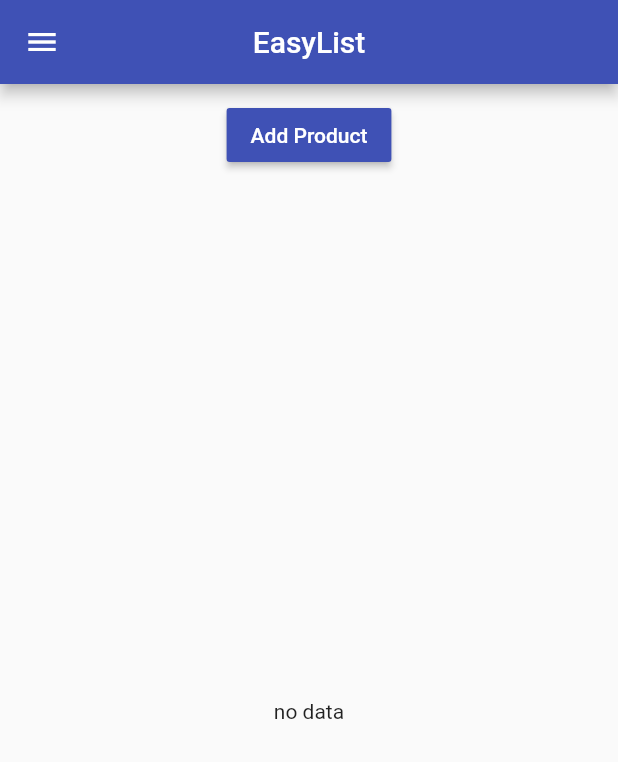
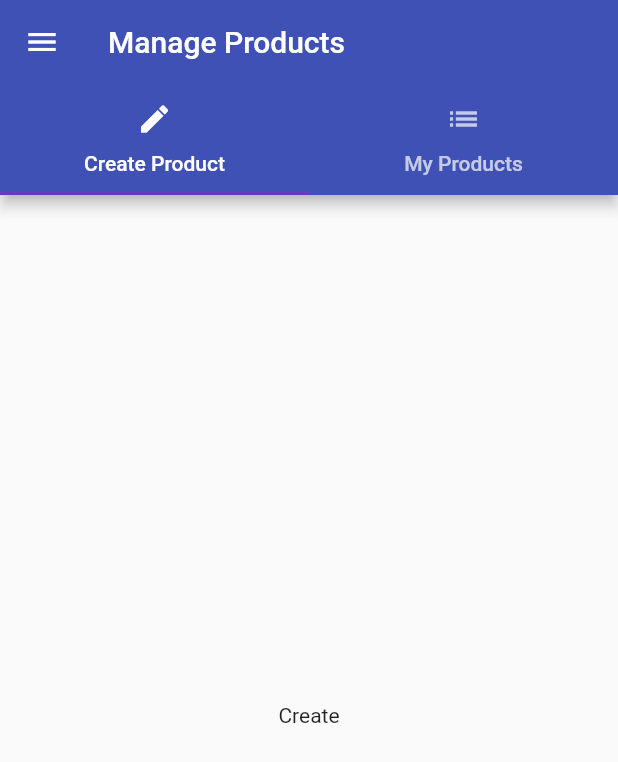
Before and after one commit to power19942/flutter-max-course, a Flutter app: the screen it shows after launch, after a tap on "Login", on a phone screen of 412 x 824 dp. Shown: the top 762 px of the screen. Run offline on Flutter 3.47's test engine with Material 2 defaults, Android fonts, the phone set to English and light mode, and no system bars.

Commit message:
add tabs

```diff
--- a/lib/pages/auth.dart
+++ b/lib/pages/auth.dart
@@ -1,4 +1,5 @@
 import 'package:flutter/material.dart';
+import 'package:max_app/pages/product_admin.dart';
 import 'package:max_app/pages/products.dart';
 import 'package:max_app/product_manager.dart';
 
@@ -13,7 +14,7 @@ class AuthPage extends StatelessWidget{
         child: Text("Login"),
         onPressed: (){
           Navigator.pushReplacement(context, MaterialPageRoute(builder: (BuildContext context){
-            return ProductsPage();
+            return ProductsAdminPage();
           }));
         },
       ),),
--- /dev/null
+++ b/lib/pages/product_admin.dart
@@ -0,0 +1,53 @@
+import 'package:flutter/material.dart';
+
+import './products.dart';
+import './product_create.dart';
+import './product_list.dart';
+
+class ProductsAdminPage extends StatelessWidget {
+  @override
+  Widget build(BuildContext context) {
+    return DefaultTabController(
+      length: 2,
+      child: Scaffold(
+        drawer: Drawer(
+          child: Column(
+            children: <Widget>[
+              AppBar(
+                automaticallyImplyLeading: false,
+                title: Text('Choose'),
+              ),
+              ListTile(
+                title: Text('All Products'),
+                onTap: () {
+                  Navigator.pushReplacement(
+                      context,
+                      MaterialPageRoute(
+                          builder: (BuildContext context) => ProductsPage()));
+                },
+              )
+            ],
+          ),
+        ),
+        appBar: AppBar(
+          title: Text('Manage Products'),
+          bottom: TabBar(
+            tabs: <Widget>[
+              Tab(
+                icon: Icon(Icons.create),
+                text: 'Create Product',
+              ),
+              Tab(
+                icon: Icon(Icons.list),
+                text: 'My Products',
+              ),
+            ],
+          ),
+        ),
+        body: TabBarView(
+          children: <Widget>[ProductCreatePage(), ProductListPage()],
+        ),
+      ),
+    );
+  }
+}
--- /dev/null
+++ b/lib/pages/product_create.dart
@@ -0,0 +1,10 @@
+import 'package:flutter/material.dart';
+
+class ProductCreatePage extends StatelessWidget{
+  @override
+  Widget build(BuildContext context) {
+    // TODO: implement build
+    return Center(child: Text("Create"),);
+  }
+
+}
--- /dev/null
+++ b/lib/pages/product_list.dart
@@ -0,0 +1,10 @@
+import 'package:flutter/material.dart';
+
+class ProductListPage extends StatelessWidget{
+  @override
+  Widget build(BuildContext context) {
+    // TODO: implement build
+    return Center(child: Text("List"),);
+  }
+
+}
```
